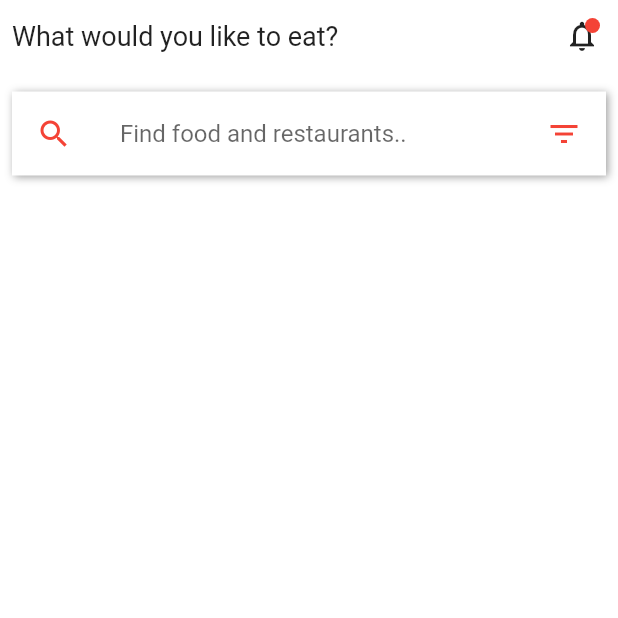
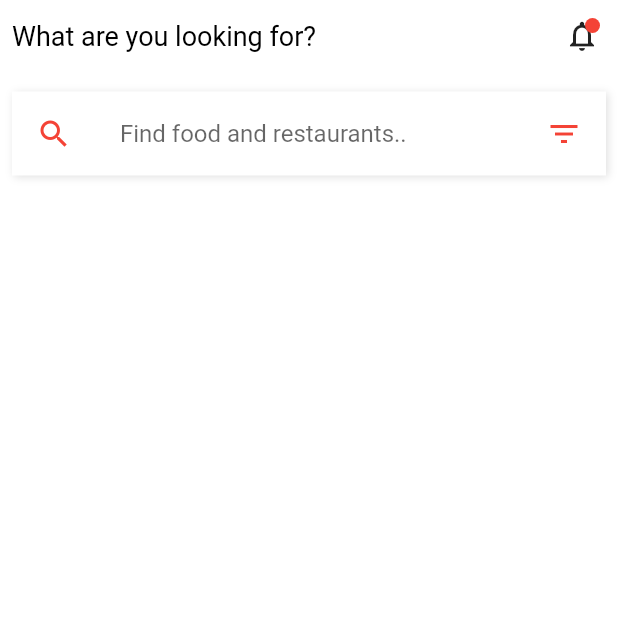
Before and after one commit to Crawford30/food_app_flutter, a Flutter app: the screen it shows after launch, on a phone screen of 412 x 824 dp, the top half of it. Run offline on Flutter 3.47's test engine with Material 2 defaults, Android fonts, the phone set to English and light mode, and no system bars.

Commit message:
code refactoring

```diff
--- a/lib/home.dart
+++ b/lib/home.dart
@@ -1,5 +1,6 @@
 import 'package:flutter/material.dart';
 import 'package:food_app/src/commons.dart';
+import 'package:food_app/src/widgets/title.dart';
 class Home extends StatefulWidget {
   @override
   _HomeState createState() => _HomeState();
@@ -19,7 +20,10 @@ class _HomeState extends State<Home> {
               children: <Widget> [
                 Padding(
                   padding: const EdgeInsets.all(8.0),
-                  child: Text("What would you like to eat?", style: TextStyle(fontSize: 18),),
+                  child: customText(
+                    text: "What are you looking for?",
+                    size: 18 ,
+                  )
                 ),
                 Stack(
                   children: [
@@ -54,7 +58,7 @@ class _HomeState extends State<Home> {
                     color: white,
                     boxShadow: [
                       BoxShadow(
-                          color: grey,
+                          color: grey[300],
                           offset: Offset(1,1),
                           blurRadius: 4
                       )
--- a/lib/src/commons.dart
+++ b/lib/src/commons.dart
@@ -1,6 +1,6 @@
 import 'package:flutter/material.dart';
 
-const Color red  = Colors.red;
-const Color white  = Colors.white;
-const Color black  = Colors.black;
-const Color grey  = Colors.grey;
+const  red  = Colors.red;
+const  white  = Colors.white;
+const  black  = Colors.black;
+const  grey  = Colors.grey;
--- /dev/null
+++ b/lib/src/widgets/title.dart
@@ -0,0 +1,20 @@
+import 'package:flutter/material.dart';
+
+import '../commons.dart';
+class customText extends StatelessWidget {
+  //Text formatting
+   final String text;
+   final double size;
+   final Colors color;
+   final FontWeight weight;
+
+   //we need to initialise by creating a constructor
+   customText({@required this.text, this.size, this.color, this.weight});
+
+
+
+  @override
+  Widget build(BuildContext context) {
+    return Text(text, style: TextStyle(fontSize: size ?? 16, color: color ?? black, fontWeight: weight ?? FontWeight.normal),);
+  }
+}
```
